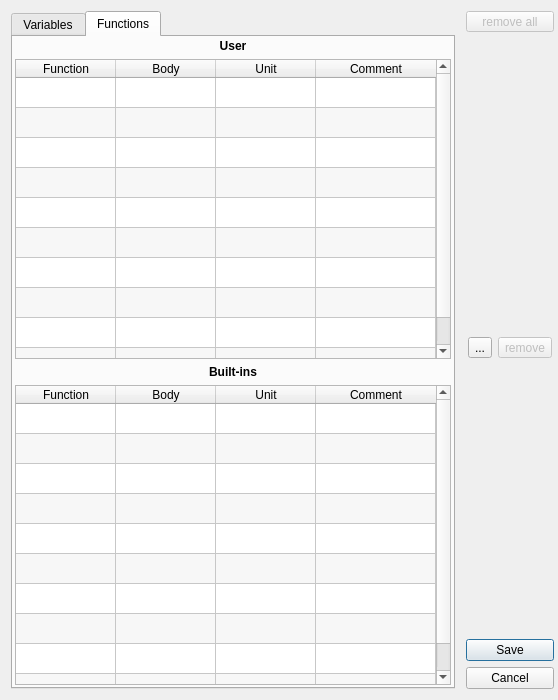
This is FalconCalcQt/VariablesFunctionsDialog.ui in solyoma/FalconCalc as Qt 5 draws it before an edit. The edited form follows.
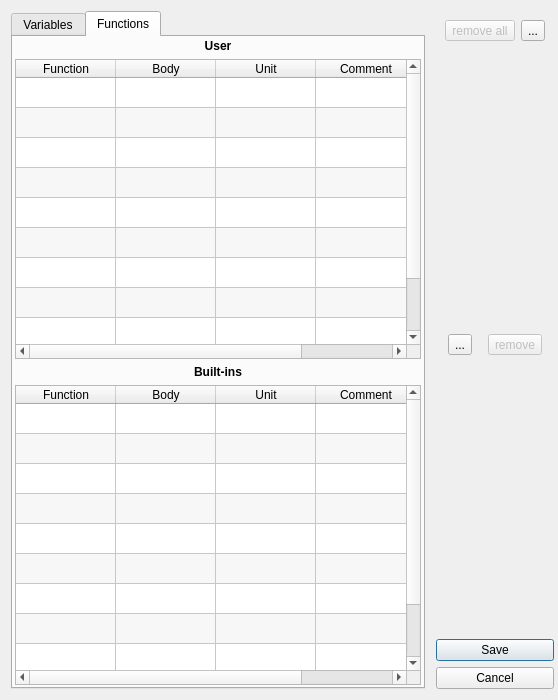
This is the edited form. The open tabs and pages were chosen to show the change. Icons and pictures are not drawn.

Commit message: added code to remove user variables or functions and undo these changes added icon for this bug: icon color, active button background

The edit to the form file:
```diff
--- a/FalconCalcQt/VariablesFunctionsDialog.ui
+++ b/FalconCalcQt/VariablesFunctionsDialog.ui
@@ -404,6 +404,12 @@
          <number>0</number>
         </property>
         <item>
+         <widget class="QWidget" name="widget_3" native="true">
+          <property name="styleSheet">
+           <string notr="true"/>
+          </property>
+          <layout class="QHBoxLayout" name="horizontalLayout_4">
+           <item>
          <widget class="QToolButton" name="btnRemoveAll">
           <property name="enabled">
            <bool>false</bool>
@@ -427,6 +433,20 @@
          </widget>
         </item>
         <item>
+            <widget class="QToolButton" name="btnUndo">
+             <property name="text">
+              <string>...</string>
+             </property>
+             <property name="icon">
+              <iconset resource="FalconCalcQt.qrc">
+               <normaloff>:/FalconCalcQt/Resources/undo-small.png</normaloff>:/FalconCalcQt/Resources/undo-small.png</iconset>
+             </property>
+            </widget>
+           </item>
+          </layout>
+         </widget>
+        </item>
+        <item>
          <spacer name="verticalSpacer">
           <property name="orientation">
            <enum>Qt::Vertical</enum>
@@ -439,14 +459,6 @@
           </property>
          </spacer>
         </item>
-        <item>
-         <widget class="QWidget" name="widget_3" native="true">
-          <property name="styleSheet">
-           <string notr="true"/>
-          </property>
-          <layout class="QHBoxLayout" name="horizontalLayout_4"/>
-         </widget>
-        </item>
         <item>
          <widget class="QWidget" name="widget_2" native="true">
           <layout class="QHBoxLayout" name="horizontalLayout_2">
```
Left out of the diff: 2 changed lines with no effect on the pictures. Lines whose indentation alone changed are shown as unchanged. The commit also changes 5 other files.
